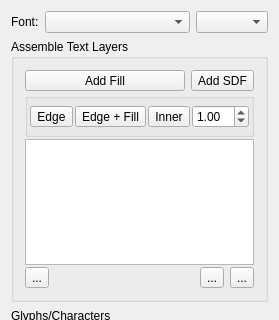
The window that Harmony/src/Editor/Text/TextWidget.ui (GameOverture/HarmonyEngine) describes before a commit, drawn with Qt 5; both pictures show x 0 to 279 and y 0 to 320 of the 279 by 490 pixel window.
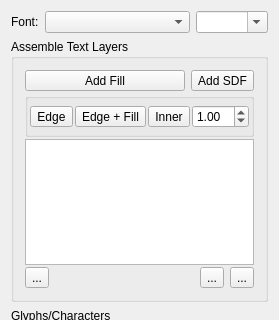
The same window after the commit. Icons and pictures are not drawn. Custom widgets are drawn as their Qt base class.

Commit message: Added editable size box to customize whatever size

Diff of the .ui file:
```diff
--- a/Harmony/src/Editor/Text/TextWidget.ui
+++ b/Harmony/src/Editor/Text/TextWidget.ui
@@ -44,7 +44,7 @@
           </sizepolicy>
          </property>
          <property name="editable">
-          <bool>false</bool>
+          <bool>true</bool>
          </property>
         </widget>
        </item>
```
The commit also changes 1 other file.
